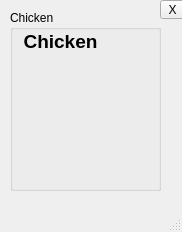
Old version of the form chicken.ui in the repository SjdHbz/bullshit.
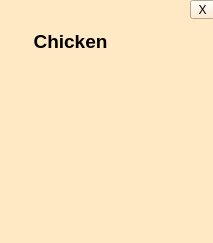
New version of the form. Icons and pictures are not drawn.

```diff
--- a/chicken.ui
+++ b/chicken.ui
@@ -6,40 +6,66 @@
    <rect>
     <x>0</x>
     <y>0</y>
-    <width>182</width>
-    <height>232</height>
+    <width>213</width>
+    <height>243</height>
    </rect>
   </property>
   <property name="windowTitle">
    <string>MainWindow</string>
   </property>
   <property name="styleSheet">
-   <string notr="true">border-image: url(:/new/prefix1/download (2).png);</string>
+   <string notr="true">background-color: rgb(255, 233, 196);</string>
   </property>
   <widget class="QWidget" name="centralwidget">
-   <widget class="QGroupBox" name="groupBox_2">
+   <widget class="QToolButton" name="toolButton">
     <property name="geometry">
      <rect>
-      <x>10</x>
-      <y>10</y>
-      <width>151</width>
-      <height>181</height>
+      <x>190</x>
+      <y>0</y>
+      <width>25</width>
+      <height>19</height>
      </rect>
     </property>
-    <property name="title">
-     <string>Chicken</string>
+    <property name="text">
+     <string>X</string>
     </property>
+   </widget>
     <widget class="QLabel" name="label_21">
      <property name="geometry">
       <rect>
-       <x>10</x>
-       <y>50</y>
+      <x>20</x>
+      <y>60</y>
        <width>101</width>
        <height>111</height>
       </rect>
      </property>
      <property name="styleSheet">
-      <string notr="true">border-image: url(:/new/prefix1/imagfil/morg.png);</string>
+     <string notr="true">border-image: url(:/new/prefix1/imagfil/5978570.png);</string>
+    </property>
+    <property name="text">
+     <string/>
+    </property>
+   </widget>
+   <widget class="QLabel" name="lineEdit_chicken_2">
+    <property name="geometry">
+     <rect>
+      <x>140</x>
+      <y>100</y>
+      <width>61</width>
+      <height>31</height>
+     </rect>
+    </property>
+    <property name="font">
+     <font>
+      <family>MS Shell Dlg 2</family>
+      <pointsize>12</pointsize>
+      <weight>9</weight>
+      <italic>false</italic>
+      <bold>false</bold>
+     </font>
+    </property>
+    <property name="styleSheet">
+     <string notr="true">font: 75 12pt &quot;MS Shell Dlg 2&quot;;</string>
      </property>
      <property name="text">
       <string/>
@@ -48,8 +74,8 @@
     <widget class="QLabel" name="label_22">
      <property name="geometry">
       <rect>
-       <x>0</x>
-       <y>20</y>
+      <x>20</x>
+      <y>30</y>
        <width>101</width>
        <height>21</height>
       </rect>
@@ -61,43 +87,13 @@
       <enum>Qt::AutoText</enum>
      </property>
     </widget>
-    <widget class="QLabel" name="lineEdit_chicken_2">
-     <property name="geometry">
-      <rect>
-       <x>100</x>
-       <y>20</y>
-       <width>51</width>
-       <height>21</height>
-      </rect>
-     </property>
-     <property name="styleSheet">
-      <string notr="true">font: 75 12pt &quot;MS Shell Dlg 2&quot;;</string>
-     </property>
-     <property name="text">
-      <string/>
-     </property>
-    </widget>
-   </widget>
-   <widget class="QToolButton" name="toolButton">
-    <property name="geometry">
-     <rect>
-      <x>160</x>
-      <y>0</y>
-      <width>25</width>
-      <height>19</height>
-     </rect>
-    </property>
-    <property name="text">
-     <string>X</string>
-    </property>
-   </widget>
   </widget>
   <widget class="QMenuBar" name="menubar">
    <property name="geometry">
     <rect>
      <x>0</x>
      <y>0</y>
-     <width>182</width>
+     <width>213</width>
      <height>21</height>
     </rect>
    </property>
```
Lines whose indentation alone changed are shown as unchanged.
